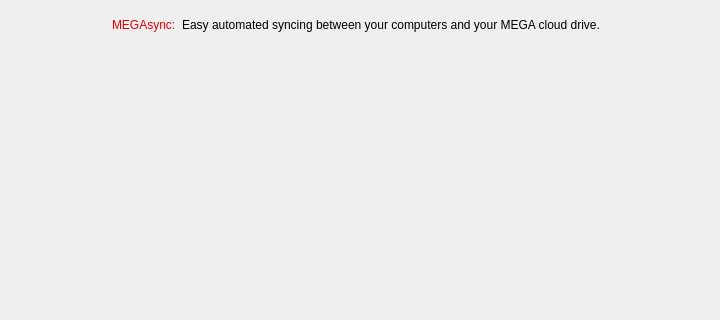
Old version of the form src/MEGASync/gui/macx/InfoWizard.ui in the repository meganz/MEGAsync; both pictures show x 0 to 720 and y 0 to 320 of the 720 by 524 pixel window.
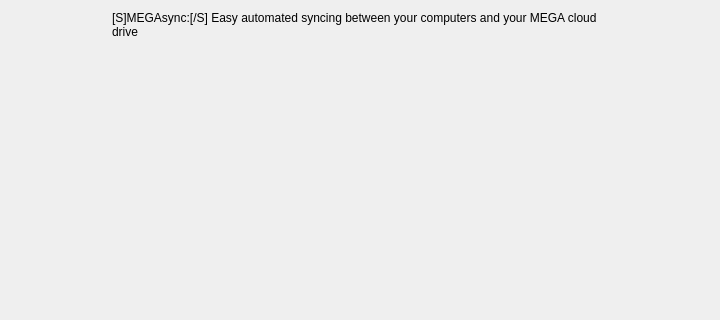
New version of the form. Icons and pictures are not drawn.

Diff of the .ui file:
```diff
--- a/src/MEGASync/gui/macx/InfoWizard.ui
+++ b/src/MEGASync/gui/macx/InfoWizard.ui
@@ -48,11 +48,6 @@
   background-color: #f2f2f2;
 }
 
-#lMegasync
-{
-  color: #d90007;
-}
-
 #lResUsage, #lTransferSpeed, #lUnlimitedSize
 {
   font-family: HelveticaNeue;
@@ -212,19 +207,6 @@
              <property name="bottomMargin">
               <number>0</number>
              </property>
-             <item>
-              <widget class="QLabel" name="lMegasync">
-               <property name="sizePolicy">
-                <sizepolicy hsizetype="Preferred" vsizetype="Preferred">
-                 <horstretch>0</horstretch>
-                 <verstretch>0</verstretch>
-                </sizepolicy>
-               </property>
-               <property name="text">
-                <string>MEGAsync:</string>
-               </property>
-              </widget>
-             </item>
              <item>
               <widget class="QLabel" name="lMegasyncDesc">
                <property name="sizePolicy">
@@ -234,7 +216,7 @@
                 </sizepolicy>
                </property>
                <property name="text">
-                <string>Easy automated syncing between your computers and your MEGA cloud drive.</string>
+                <string>[S]MEGAsync:[/S] Easy automated syncing between your computers and your MEGA cloud drive</string>
                </property>
                <property name="wordWrap">
                 <bool>true</bool>
```
